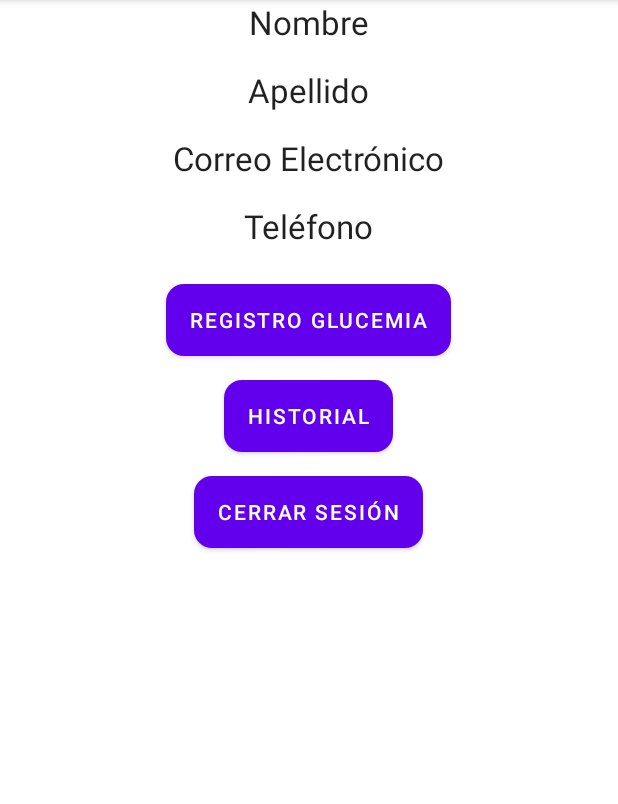
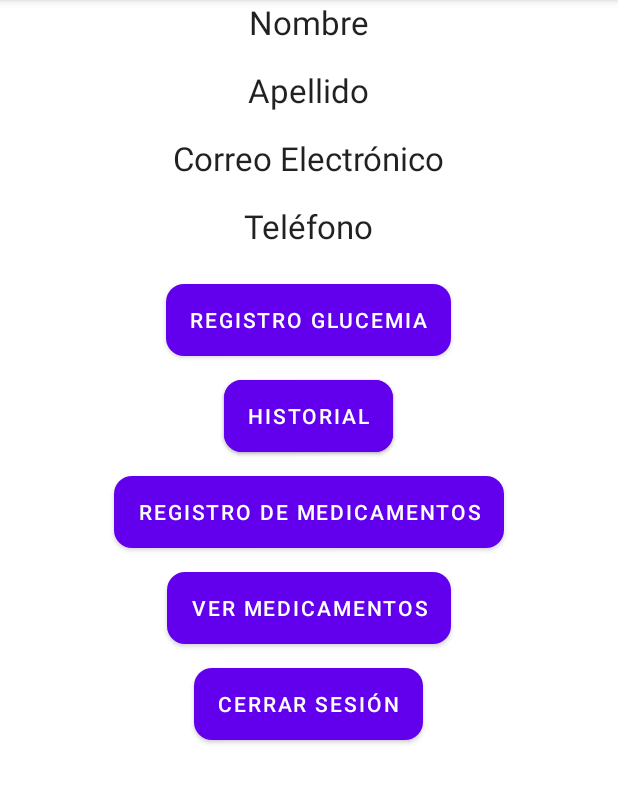
Before and after one commit to MayiiSzgz/AppDiabetes, an Android app: the InicioActivity screen opened directly, with no data from a screen before it, on a phone screen of 412 x 824 dp, the part 84-888 px from its top. Run offline under Robolectric (Android 15) with nearby library versions, the phone set to English and light mode, and no system bars; our stand-ins replace Firebase (no records; nobody signed in at launch, a user with empty details on screens opened directly).

Commit message:
Medicamentos

```diff
--- a/app/src/main/AndroidManifest.xml
+++ b/app/src/main/AndroidManifest.xml
@@ -15,6 +15,9 @@
         android:supportsRtl="true"
         android:theme="@style/Theme.AppDiabetes"
         tools:targetApi="31">
+        <activity
+            android:name=".RegistroMedicamentos"
+            android:exported="false" />
         <activity
             android:name=".historial"
             android:exported="false" />
--- a/app/src/main/java/com/example/appdiabetes/InicioActivity.java
+++ b/app/src/main/java/com/example/appdiabetes/InicioActivity.java
@@ -56,6 +56,14 @@ public class InicioActivity extends AppCompatActivity {
             startActivity(intent);
             finish(); // Termina la actividad actual para que al volver a ella se muestre el InicioActivity en vez de la Historial
         });
+        //al presiona el boton de registro_medicamentos abre la clase RegistroMedicamentos
+        Button btnMedicamentos = findViewById(R.id.registro_medicamentos);
+        btnMedicamentos.setOnClickListener(v -> {
+            Intent intent = new Intent(InicioActivity.this, RegistroMedicamentos.class);
+            startActivity(intent);
+            finish(); // Termina la actividad actual para que al volver a ella se muestre el InicioActivity en vez de la RegistroMedicamentos
+        });
+
 
 
         DocumentReference docRef = db.collection("Users").document(user.getUid());
--- a/app/src/main/res/layout/activity_inicio.xml
+++ b/app/src/main/res/layout/activity_inicio.xml
@@ -6,6 +6,16 @@
     android:layout_height="match_parent"
     android:background="#FFFFFF"
     tools:context=".InicioActivity">
+
+    <Button
+        android:id="@+id/historial2"
+        android:layout_width="wrap_content"
+        android:layout_height="wrap_content"
+        android:layout_below="@+id/gluc"
+        android:layout_centerHorizontal="true"
+        android:layout_marginTop="16dp"
+        android:background="@drawable/button_background"
+        android:text="Historial" />
 
     <TextView
         android:id="@+id/nombre"
@@ -64,12 +74,33 @@
         android:layout_marginTop="16dp"
         android:text="Historial"
         android:layout_centerHorizontal="true" />
+
+    <Button
+        android:id="@+id/registro_medicamentos"
+        android:background="@drawable/button_background"
+        android:layout_width="wrap_content"
+        android:layout_height="wrap_content"
+        android:layout_below="@+id/historial"
+        android:layout_marginTop="16dp"
+        android:text="Registro de Medicamentos"
+        android:layout_centerHorizontal="true" />
+
+    <Button
+        android:id="@+id/ver_medicamentos"
+        android:background="@drawable/button_background"
+        android:layout_width="wrap_content"
+        android:layout_height="wrap_content"
+        android:layout_below="@+id/registro_medicamentos"
+        android:layout_marginTop="16dp"
+        android:text="Ver Medicamentos"
+        android:layout_centerHorizontal="true" />
+
     <Button
         android:id="@+id/cerrar_sesion"
         android:background="@drawable/button_background"
         android:layout_width="wrap_content"
         android:layout_height="wrap_content"
-        android:layout_below="@+id/historial"
+        android:layout_below="@+id/ver_medicamentos"
         android:layout_marginTop="16dp"
         android:text="Cerrar Sesión"
         android:layout_centerHorizontal="true" />
--- a/app/src/main/res/values/strings.xml
+++ b/app/src/main/res/values/strings.xml
@@ -18,6 +18,11 @@
     <string name="menu_gallery">Gallery</string>
     <string name="menu_slideshow">Slideshow</string>
     <string name="txt_olvido_contrasena">¿Olvidaste tu contraseña?</string>
+    <string-array name="frecuencia_options">
+        <item>Una vez al día</item>
+        <item>Cada 12 horas</item>
+        <item>Cada 8 horas</item>
+    </string-array>
 
 
 </resources>
```
Also changed, not shown: app/src/main/java/com/example/appdiabetes/RegistroMedicamentos.java (added, +111 -0 lines), app/src/main/res/layout/activity_historial.xml (+8 -3 lines), app/src/main/res/layout/activity_registro_medicamentos.xml (added, +127 -0 lines).
